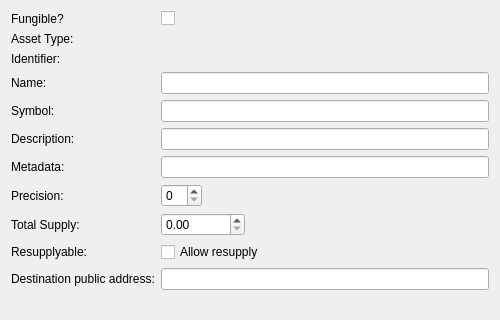
Above: src/qt/forms/sparkassetdialog.ui from firoorg/firo before the change; both pictures show x 0 to 500 and y 0 to 320 of the 500 by 600 pixel window. Below: the same form after it.
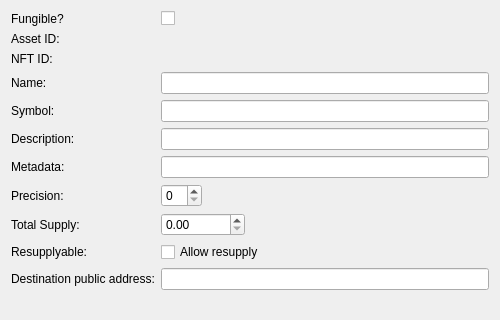
That is the form after the change. Custom widgets are drawn as their Qt base class.

Commit message: Renamed Asset Type to Asset ID and Identifier to NFT ID for spats in the UI

```diff
--- a/src/qt/forms/sparkassetdialog.ui
+++ b/src/qt/forms/sparkassetdialog.ui
@@ -34,7 +34,7 @@
      <item row="1" column="0">
       <widget class="QLabel" name="labelAssetType">
        <property name="text">
-        <string>Asset Type:</string>
+        <string>Asset ID:</string>
        </property>
       </widget>
      </item>
@@ -45,7 +45,7 @@
      <item row="2" column="0">
       <widget class="QLabel" name="labelIdentifier">
        <property name="text">
-        <string>Identifier:</string>
+        <string>NFT ID:</string>
        </property>
       </widget>
      </item>
```
The commit also changes 4 other files.
